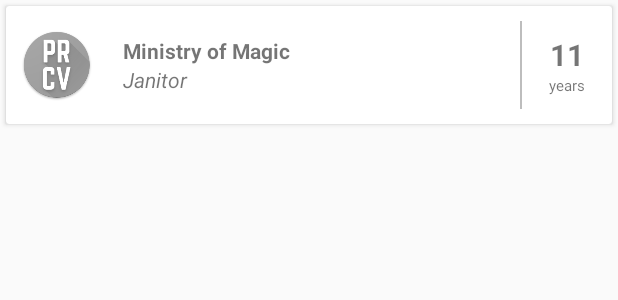
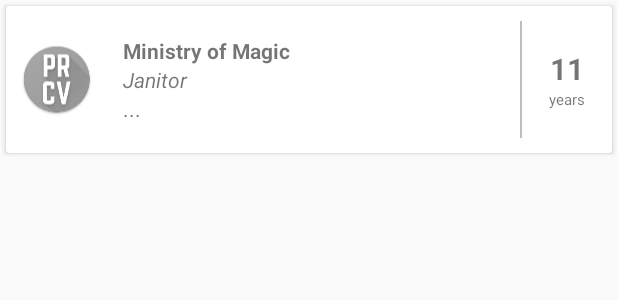
Before and after one commit to Majfrendmartin/Resume, an Android app: the layout job_item.xml on its own in the app's theme, with its tools: preview values and no code run, on a phone screen of 412 x 824 dp. Shown: the top 300 px of the screen. Run offline under Robolectric (Android 15) with nearby library versions, the phone set to English and light mode, and no system bars.

Commit message:
Handling dots for expanding list items.

```diff
--- a/app/src/main/res/layout/job_item.xml
+++ b/app/src/main/res/layout/job_item.xml
@@ -93,6 +93,12 @@
                     android:textStyle="italic"
                     tools:text="Janitor"/>
 
+                <TextView
+                    android:id="@+id/tv_dots"
+                    android:layout_width="match_parent"
+                    android:layout_height="wrap_content"
+                    android:text="..."/>
+
             </LinearLayout>
 
             <LinearLayout
```
Also changed, not shown: app/src/main/java/com/wec/resume/view/DetailsActivityFragment.java (+6 -2 lines).
